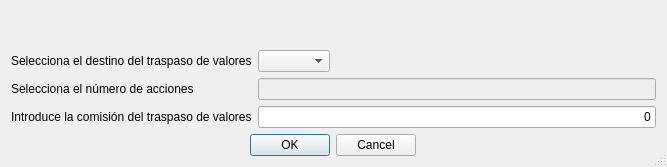
The window that ui/frmSharesTransfer.ui (turulomio/xulpymoney) describes before a commit, drawn with Qt 5.
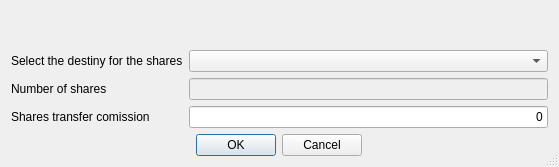
The same window after the commit. Icons and pictures are not drawn. Custom widgets are drawn as their Qt base class.

Diff of the .ui file:
```diff
--- a/ui/frmSharesTransfer.ui
+++ b/ui/frmSharesTransfer.ui
@@ -6,7 +6,7 @@
    <rect>
     <x>0</x>
     <y>0</y>
-    <width>667</width>
+    <width>559</width>
     <height>167</height>
    </rect>
   </property>
@@ -46,19 +46,26 @@
         <enum>QFormLayout::ExpandingFieldsGrow</enum>
        </property>
        <item row="0" column="1">
-        <widget class="QComboBox" name="combo"/>
+        <widget class="QComboBox" name="combo">
+         <property name="sizePolicy">
+          <sizepolicy hsizetype="Expanding" vsizetype="Fixed">
+           <horstretch>0</horstretch>
+           <verstretch>0</verstretch>
+          </sizepolicy>
+         </property>
+        </widget>
        </item>
        <item row="0" column="0">
         <widget class="QLabel" name="lblCombo">
          <property name="text">
-          <string>Selecciona el destino del traspaso de valores</string>
+          <string>Select the destiny for the shares</string>
          </property>
         </widget>
        </item>
        <item row="1" column="0">
         <widget class="QLabel" name="lblNumero">
          <property name="text">
-          <string>Selecciona el número de acciones</string>
+          <string>Number of shares</string>
          </property>
         </widget>
        </item>
@@ -75,7 +82,7 @@
        <item row="2" column="0">
         <widget class="QLabel" name="lblComisionLabel">
          <property name="text">
-          <string>Introduce la comisión del traspaso de valores</string>
+          <string>Shares transfer comission</string>
          </property>
         </widget>
        </item>
```
Left out of the diff: 2 changed lines with no effect on the pictures.
